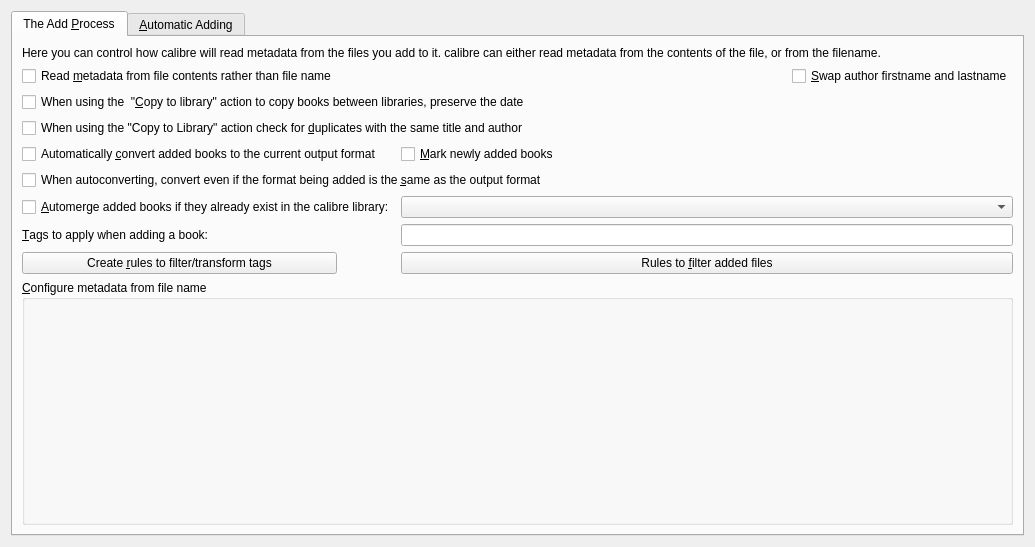
Before: the Qt Designer form src/calibre/gui2/preferences/adding.ui in kovidgoyal/calibre, drawn with Qt 5.
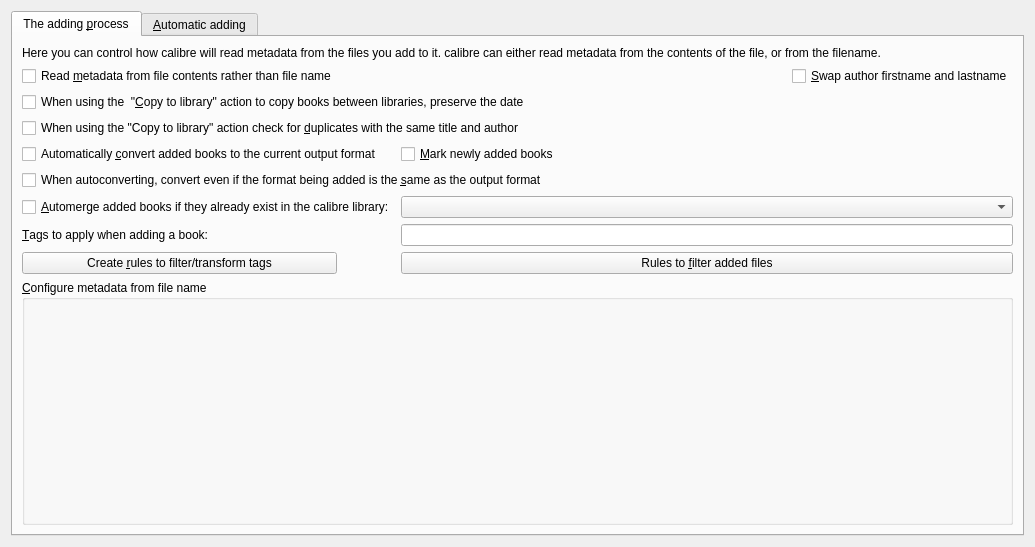
After: the same form once the commit is applied. Icons and pictures are not drawn.

Patch:
```diff
--- a/src/calibre/gui2/preferences/adding.ui
+++ b/src/calibre/gui2/preferences/adding.ui
@@ -21,7 +21,7 @@
      </property>
      <widget class="QWidget" name="tab_3">
       <attribute name="title">
-       <string>The Add &amp;Process</string>
+       <string>The adding &amp;process</string>
       </attribute>
       <layout class="QGridLayout" name="gridLayout_2">
        <item row="1" column="1" colspan="2">
@@ -161,7 +161,7 @@
        <item row="3" column="0" colspan="3">
         <widget class="QCheckBox" name="opt_check_for_dupes_on_ctl">
          <property name="text">
-          <string>When using the &quot;Copy to Library&quot; action check for &amp;duplicates with the same title and author</string>
+          <string>When using the &quot;Copy to library&quot; action check for &amp;duplicates with the same title and author</string>
          </property>
         </widget>
        </item>
@@ -196,7 +196,7 @@
      </widget>
      <widget class="QWidget" name="tab_4">
       <attribute name="title">
-       <string>&amp;Automatic Adding</string>
+       <string>&amp;Automatic adding</string>
       </attribute>
       <layout class="QGridLayout" name="gridLayout_3">
        <item row="5" column="0">
```
